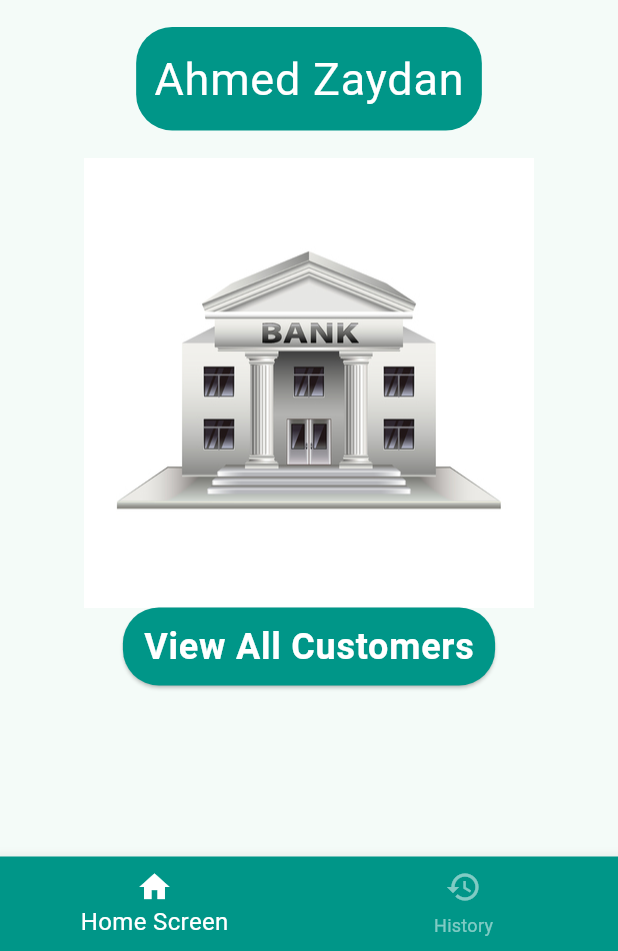
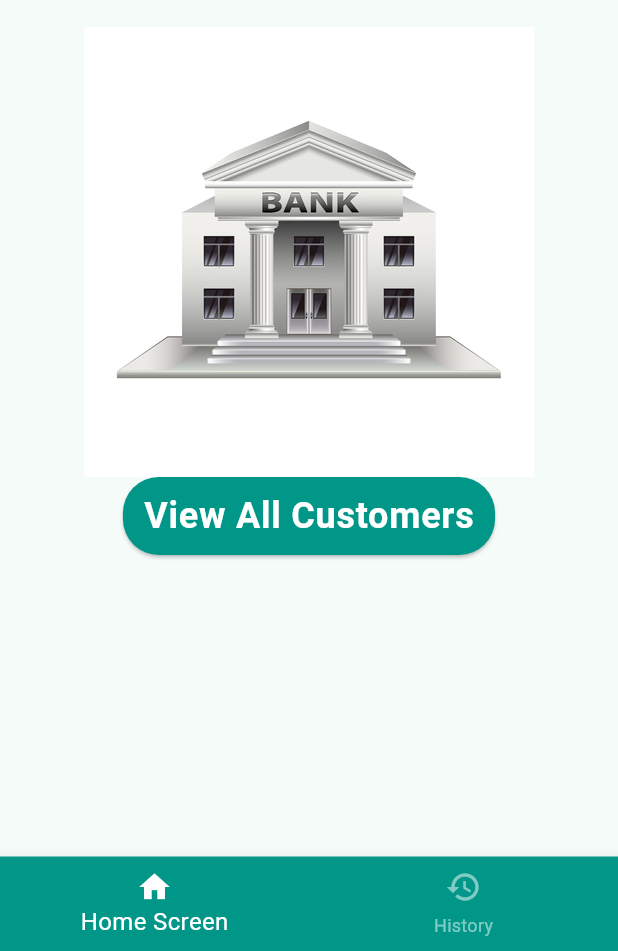
Before and after one commit to ahmedzaydan/Banking_App_Sparks, a Flutter app: the screen it shows after launch, on a phone screen of 412 x 824 dp, the part 285-1236 px from its top. Run offline on Flutter 3.47's test engine with Material 2 defaults, Android fonts, the phone set to English and light mode, and no system bars; our stand-ins replace conditional_builder_null_safety, fluttertoast, sqflite; accounts and stored records are empty.

Commit message:
Updated UI

```diff
--- a/basic_banking_app/lib/presentation/constants.dart
+++ b/basic_banking_app/lib/presentation/constants.dart
@@ -13,7 +13,6 @@ class AppStrings {
   static const String initValue = 'Transfer To';
   static const String introText =
       'Welcome To The Sparks Foundation Banking App';
-  static const String myName = 'Ahmed Zaydan';
 }
 
 class ColorManager {
@@ -38,6 +37,7 @@ class AppSize {
   static const double s30 = 30.0;
   static const double s40 = 40.0;
   static const double s60 = 60.0;
+  static const double s100 = 100.0;
   static const double s300 = 300.0;
   static const double infinity = double.infinity;
 }
--- a/basic_banking_app/lib/presentation/functions.dart
+++ b/basic_banking_app/lib/presentation/functions.dart
@@ -47,6 +47,7 @@ Widget customText({
           fontSize: fontSize,
           color: color ?? ColorManager.black,
         ),
+    maxLines: 3,
   );
 }
 
--- a/basic_banking_app/lib/presentation/home_view.dart
+++ b/basic_banking_app/lib/presentation/home_view.dart
@@ -22,23 +22,6 @@ class HomeScreen extends StatelessWidget {
               child: customText(
                 context: context,
                 text: AppStrings.introText,
-                color: ColorManager.white,
-                fontSize: AppSize.s30,
-              ),
-            ),
-
-            const SizedBox(height: AppSize.s18),
-
-            // Developer name
-            Container(
-              decoration: BoxDecoration(
-                color: ColorManager.primary,
-                borderRadius: BorderRadius.circular(AppSize.s24),
-              ),
-              padding: const EdgeInsets.all(AppSize.s12),
-              child: customText(
-                context: context,
-                text: AppStrings.myName,
                 color: ColorManager.white,
                 fontSize: AppSize.s30,
               ),
```
Also changed, not shown: basic_banking_app/lib/presentation/customer_provider.dart (+2 -28 lines).
